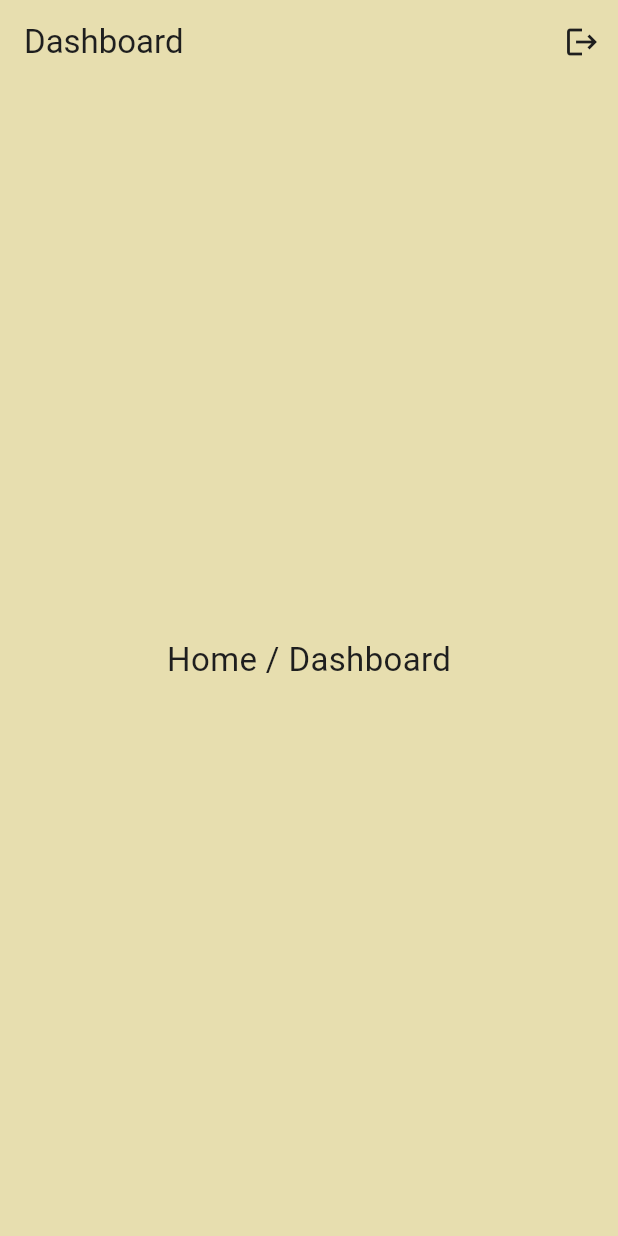
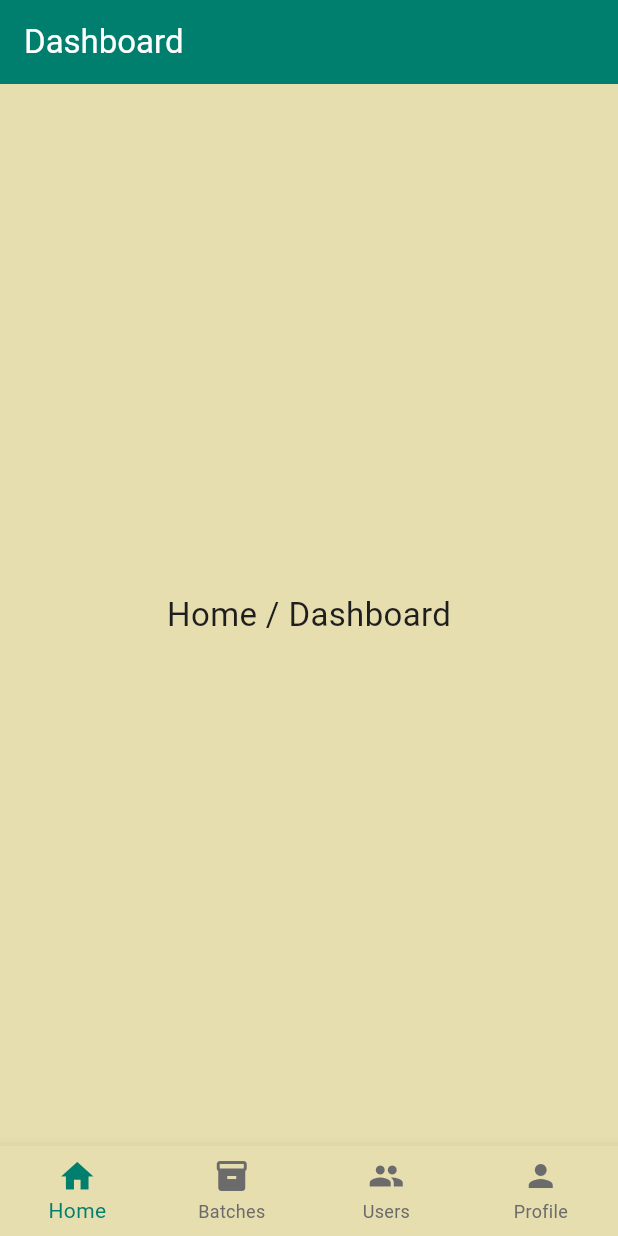
Before and after one commit to shamilsuraweera/true_root, a Flutter app: the screen it shows after launch, after a tap on "Login (Mock)", on a phone screen of 412 x 824 dp. Run offline on Flutter 3.47's test engine with Material 3 defaults, Android fonts, the phone set to English and light mode, and no system bars; our stand-ins replace flutter_riverpod.

Commit message:
feat: Update routing and implement dashboard with bottom navigation

```diff
--- a/lib/app_routes.dart
+++ b/lib/app_routes.dart
@@ -1,16 +1,16 @@
 import 'package:flutter/material.dart';
 import 'features/splash/splash_page.dart';
 import 'features/auth/login_page.dart';
-import 'features/home/home_page.dart';
+import 'features/dashboard/dashboard_page.dart';
 
 class AppRoutes {
   static const splash = '/';
   static const login = '/login';
-  static const home = '/home';
+  static const dashboard = '/dashboard';
 
-  static final Map<String, WidgetBuilder> routes = {
+  static Map<String, WidgetBuilder> routes = {
     splash: (_) => const SplashPage(),
     login: (_) => const LoginPage(),
-    home: (_) => const HomePage(),
+    dashboard: (_) => const DashboardPage(),
   };
 }
--- a/lib/core/theme/app_theme.dart
+++ b/lib/core/theme/app_theme.dart
@@ -4,12 +4,14 @@ class AppTheme {
   static const Color primary = Color(0xFF007E6E);
   static const Color secondary = Color(0xFF73AF6F);
   static const Color background = Color(0xFFE7DEAF);
+  static const Color accent = Color(0xFFD7C097);
   static const Color textDark = Color(0xFF1E1E1E);
 
   static ThemeData light() {
     return ThemeData(
       useMaterial3: true,
       scaffoldBackgroundColor: background,
+
       colorScheme: ColorScheme.light(
         primary: primary,
         secondary: secondary,
@@ -18,6 +20,21 @@ class AppTheme {
         onSecondary: Colors.white,
         onSurface: textDark,
       ),
+
+      bottomNavigationBarTheme: const BottomNavigationBarThemeData(
+        backgroundColor: background,
+        selectedItemColor: primary,
+        unselectedItemColor: Color(0xFF6B6B6B),
+        selectedIconTheme: IconThemeData(size: 26),
+        unselectedIconTheme: IconThemeData(size: 24),
+        showUnselectedLabels: true,
+        type: BottomNavigationBarType.fixed,
+      ),
+
+      appBarTheme: const AppBarTheme(
+        backgroundColor: primary,
+        foregroundColor: Colors.white,
+      ),
     );
   }
 }
--- a/lib/features/auth/login_page.dart
+++ b/lib/features/auth/login_page.dart
@@ -14,7 +14,7 @@ class LoginPage extends ConsumerWidget {
         child: ElevatedButton(
           onPressed: () {
             ref.read(authProvider.notifier).login();
-            Navigator.pushReplacementNamed(context, AppRoutes.home);
+            Navigator.pushReplacementNamed(context, AppRoutes.dashboard);
           },
           child: const Text('Login (Mock)'),
         ),
--- a/lib/features/dashboard/dashboard_page.dart
+++ b/lib/features/dashboard/dashboard_page.dart
@@ -1,26 +1,40 @@
 import 'package:flutter/material.dart';
+import '../home/home_page.dart';
 
-class DashboardPage extends StatelessWidget {
+class DashboardPage extends StatefulWidget {
   const DashboardPage({super.key});
+
+  @override
+  State<DashboardPage> createState() => _DashboardPageState();
+}
+
+class _DashboardPageState extends State<DashboardPage> {
+  int _index = 0;
+
+  final List<Widget> _pages = const [
+    HomePage(),
+    Center(child: Text('Batches')),
+    Center(child: Text('Users')),
+    Center(child: Text('Profile')),
+  ];
 
   @override
   Widget build(BuildContext context) {
     return Scaffold(
       appBar: AppBar(title: const Text('Dashboard')),
-      body: const Center(
-        child: Text('Dashboard', style: TextStyle(fontSize: 20)),
-      ),
+      body: _pages[_index],
       bottomNavigationBar: BottomNavigationBar(
+        currentIndex: _index,
+        onTap: (i) => setState(() => _index = i),
+        type: BottomNavigationBarType.fixed,
         items: const [
-          BottomNavigationBarItem(icon: Icon(Icons.dashboard), label: 'Home'),
+          BottomNavigationBarItem(icon: Icon(Icons.home), label: 'Home'),
           BottomNavigationBarItem(
-            icon: Icon(Icons.inventory),
+            icon: Icon(Icons.inventory_2),
             label: 'Batches',
           ),
-          BottomNavigationBarItem(
-            icon: Icon(Icons.settings),
-            label: 'Settings',
-          ),
+          BottomNavigationBarItem(icon: Icon(Icons.people), label: 'Users'),
+          BottomNavigationBarItem(icon: Icon(Icons.person), label: 'Profile'),
         ],
       ),
     );
--- a/lib/features/home/home_page.dart
+++ b/lib/features/home/home_page.dart
@@ -1,29 +1,12 @@
 import 'package:flutter/material.dart';
-import 'package:flutter_riverpod/flutter_riverpod.dart';
-import '../../app_routes.dart';
-import '../../state/auth_state.dart';
 
-class HomePage extends ConsumerWidget {
+class HomePage extends StatelessWidget {
   const HomePage({super.key});
 
   @override
-  Widget build(BuildContext context, WidgetRef ref) {
-    return Scaffold(
-      appBar: AppBar(
-        title: const Text('Dashboard'),
-        actions: [
-          IconButton(
-            icon: const Icon(Icons.logout),
-            onPressed: () {
-              ref.read(authProvider.notifier).logout();
-              Navigator.pushReplacementNamed(context, AppRoutes.login);
-            },
-          ),
-        ],
-      ),
-      body: const Center(
-        child: Text('Home / Dashboard', style: TextStyle(fontSize: 22)),
-      ),
+  Widget build(BuildContext context) {
+    return const Center(
+      child: Text('Home / Dashboard', style: TextStyle(fontSize: 22)),
     );
   }
 }
--- a/lib/features/splash/splash_page.dart
+++ b/lib/features/splash/splash_page.dart
@@ -17,10 +17,9 @@ class _SplashPageState extends ConsumerState<SplashPage> {
 
     Future.delayed(const Duration(seconds: 1), () {
       final isLoggedIn = ref.read(authProvider).isLoggedIn;
-
       Navigator.pushReplacementNamed(
         context,
-        isLoggedIn ? AppRoutes.home : AppRoutes.login,
+        isLoggedIn ? AppRoutes.dashboard : AppRoutes.login,
       );
     });
   }
```
Also changed, not shown: pubspec.yaml (+1 -9 lines), pubspec.lock.
